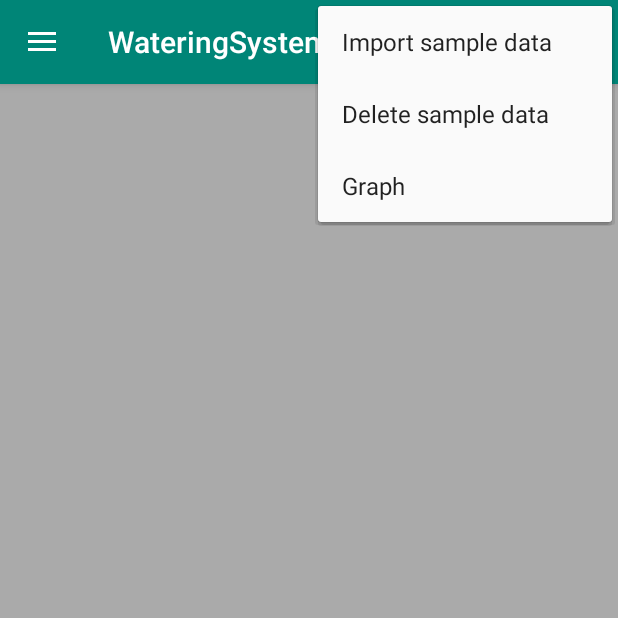
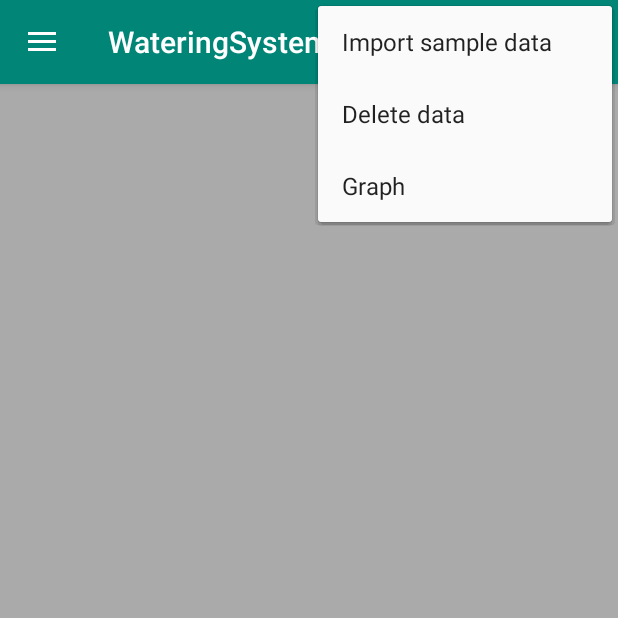
Before and after one commit to PadePi/WateringSystem, an Android app: the StatActivity screen opened directly, with no data from a screen before it, with the options menu open, on a phone screen of 412 x 824 dp, the top half of it. Run offline under Robolectric (Android 15) with nearby library versions, the phone set to English and light mode, and no system bars; our stand-ins replace Room's generated code, Volley; libraries missing offline, so code that uses them is left out: android.arch.persistence; network calls fail.

Commit message:
Refactored import sample data, and renamed delete sample data to remove data

```diff
--- a/app/src/main/AndroidManifest.xml
+++ b/app/src/main/AndroidManifest.xml
@@ -29,10 +29,6 @@
             android:name=".SettingsActivity"
             android:launchMode="singleTop"
             android:parentActivityName=".MainActivity" />
-        <activity
-            android:name=".NewMeasurementActivity"
-            android:launchMode="singleTop"
-            android:parentActivityName=".StatActivity" />
         <activity android:name=".GraphActivity"></activity>
     </application>
 
--- a/app/src/main/java/com/example/peti/wateringsystem/StatActivity.java
+++ b/app/src/main/java/com/example/peti/wateringsystem/StatActivity.java
@@ -123,7 +123,6 @@ public class StatActivity extends AppCompatActivity implements NavigationView.On
         //noinspection SimplifiableIfStatement
         if (id == R.id.import_sample_data) {
             mMeasurementViewModel.deleteAll();
-            List<Measurement> measurements=new ArrayList<>();
             Calendar calendar= Calendar.getInstance();
             Random random=new Random();
             for(int i=0;i<10;i++)
--- a/app/src/main/res/menu/main.xml
+++ b/app/src/main/res/menu/main.xml
@@ -9,7 +9,7 @@
     <item
         android:id="@+id/delete_sample_data"
         android:orderInCategory="100"
-        android:title="Delete sample data"
+        android:title="Delete data"
         app:showAsAction="never" />
     <item
         android:id="@+id/graph"
```
